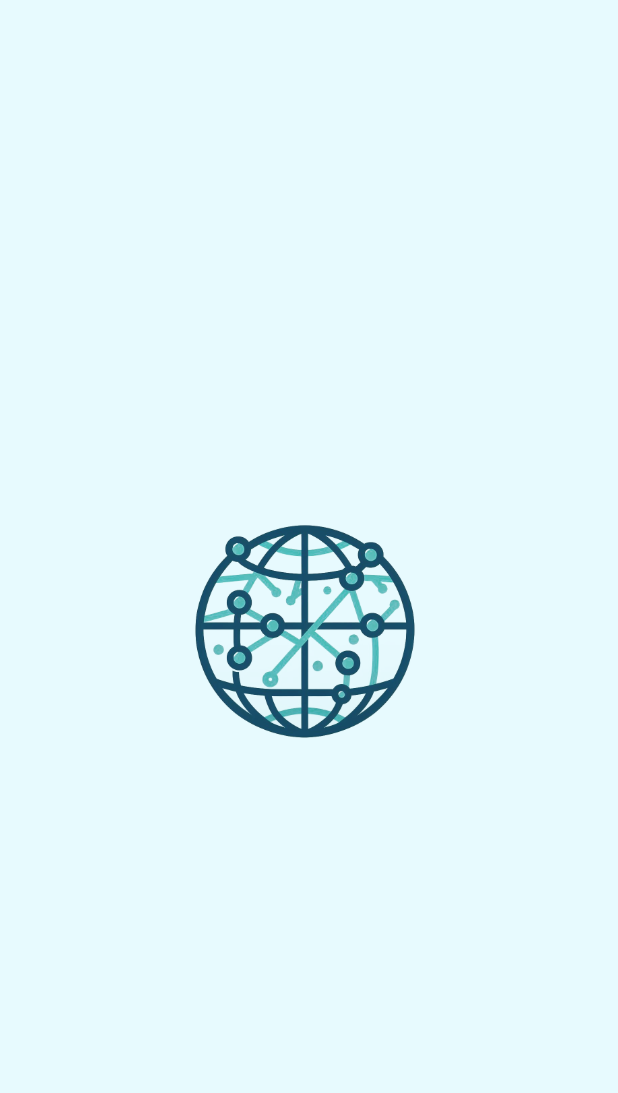
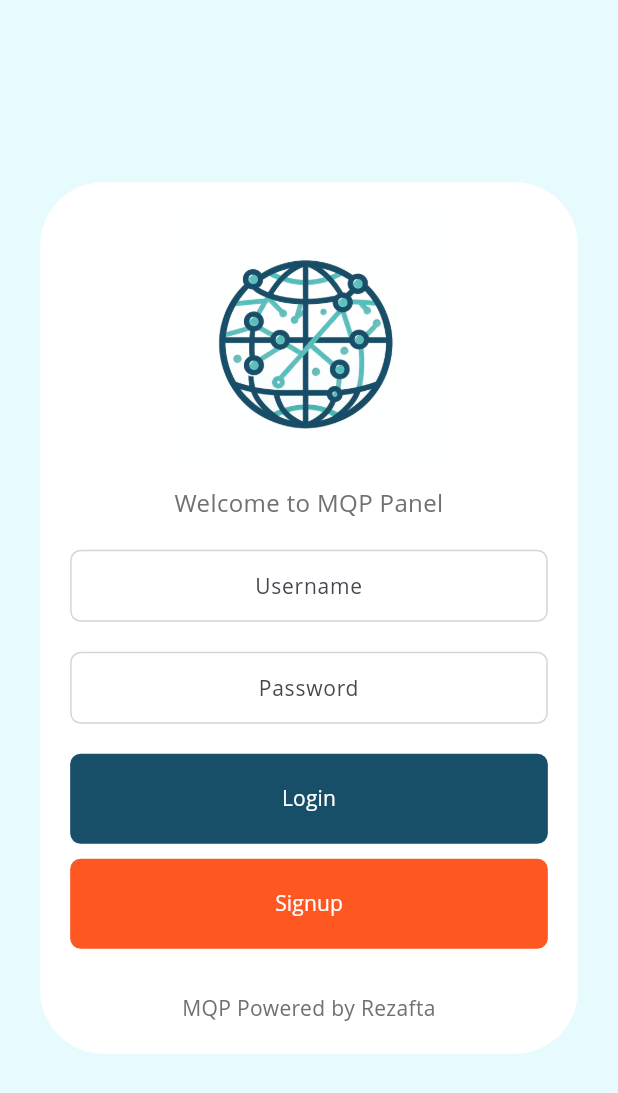
Before and after one commit to rezafarazi/MQPSampleUserPanel, a Flutter app: the screen it shows after launch, on a phone screen of 412 x 824 dp. Shown: the top 1093 px of the screen. Run offline on Flutter 3.47's test engine with Material 3 defaults, Android fonts, the light colour scheme and no system bars.

Commit message:
Design Sign and login is done

```diff
--- a/Src/FlutterCode/mqp_user/lib/Data/AppColor.dart
+++ b/Src/FlutterCode/mqp_user/lib/Data/AppColor.dart
@@ -3,6 +3,14 @@ import 'package:flutter/material.dart';
 class AppColor
 {
 
+  static var BlueColor=Color(0XFF174E68);
+  static var OrangeColor=Color(0XFFFF5722);
+
+  static var WhiteColor=Colors.white;
   static var BackgroundColor=Color(0XFFE7FAFE);
 
+  static var GrayTextColor=Color(0XFF707070);
+
+  static var BorderColor=Color(0XFFD5D5D5);
+
 }
--- /dev/null
+++ b/Src/FlutterCode/mqp_user/lib/Screens/ActivityLogin.dart
@@ -0,0 +1,161 @@
+import 'package:flutter/cupertino.dart';
+import 'package:flutter/material.dart';
+import 'package:flutter/widgets.dart';
+import 'package:mqp_user/Data/AppColor.dart';
+import 'package:mqp_user/Screens/ActivitySignup.dart';
+
+class ActivityLogin extends StatefulWidget
+{
+
+  @override
+  State<StatefulWidget> createState() => ActivityLogin_State();
+
+}
+
+class ActivityLogin_State extends State<ActivityLogin>
+{
+
+
+  //Build function start
+  @override
+  Widget build(BuildContext context)
+  {
+    return SafeArea(
+      child: Scaffold(
+        backgroundColor: AppColor.BackgroundColor,
+        body: Center(
+            child: Container(
+            width: MediaQuery.of(context).size.width * 0.87,
+            decoration: BoxDecoration(
+              color: AppColor.WhiteColor,
+              borderRadius: BorderRadius.circular(42)
+            ),
+            child: ListView(
+              shrinkWrap: true,
+              children: [
+
+                  Container(
+                    margin: EdgeInsets.all(10),
+                    child: Image.asset("assets/images/logo_bg.png",height: 182,),
+                  )
+                  ,
+                  Container(
+                    child: Text("Welcome to MQP Panel",style: TextStyle( color: AppColor.GrayTextColor,fontSize: 16 ),textAlign: TextAlign.center,),
+                  )
+                  ,
+                  Container(
+                    margin: EdgeInsets.only(top: 20,bottom: 10,left: 20,right: 20),
+                    width: MediaQuery.of(context).size.width * 0.85,
+                    child: TextField(
+                      style: TextStyle(fontSize: 14),
+                      keyboardType: TextInputType.text,
+                      textAlign: TextAlign.center,
+                      decoration: InputDecoration(
+                          focusedBorder: OutlineInputBorder(
+                            borderRadius: BorderRadius.circular(7),
+                            borderSide: BorderSide(color: AppColor.BorderColor, width: 1.0),
+                          ),
+                          enabledBorder: OutlineInputBorder(
+                            borderRadius: BorderRadius.circular(7),
+                            borderSide: BorderSide(color: AppColor.BorderColor, width: 1.0),
+                          ),
+                          hintText: "Username",
+                          hintStyle: TextStyle(fontSize: 14),
+                          labelStyle: TextStyle(fontSize: 14),
+                          contentPadding: EdgeInsets.only(top: 2,bottom: 2,left: 14,right:14),
+                          fillColor:AppColor.WhiteColor,
+                          filled: true,
+                      ),
+                    ),
+                  )
+                  ,
+                  Container(
+                    margin: EdgeInsets.only(top: 10,bottom: 10,left: 20,right: 20),
+                    width: MediaQuery.of(context).size.width * 0.85,
+                    child: TextField(
+                      style: TextStyle(fontSize: 14),
+                      keyboardType: TextInputType.visiblePassword,
+                      textAlign: TextAlign.center,
+                      decoration: InputDecoration(
+                          focusedBorder: OutlineInputBorder(
+                            borderRadius: BorderRadius.circular(7),
+                            borderSide: BorderSide(color: AppColor.BorderColor, width: 1.0),
+                          ),
+                          enabledBorder: OutlineInputBorder(
+                            borderRadius: BorderRadius.circular(7),
+                            borderSide: BorderSide(color: AppColor.BorderColor, width: 1.0),
+                          ),
+                          hintText: "Password",
+                          hintStyle: TextStyle(fontSize: 14),
+                          labelStyle: TextStyle(fontSize: 14),
+                          contentPadding: EdgeInsets.only(top: 2,bottom: 2,left: 14,right:14),
+                          fillColor:AppColor.WhiteColor,
+                          filled: true,
+                      ),
+                    ),
+                  )
+                  ,
+                  Container(
+                    margin: EdgeInsets.only(top: 10,bottom: 5,left: 20,right: 20),
+                    child: TextButton(
+                      onPressed: (){},
+                      style: ButtonStyle(
+                        backgroundColor: MaterialStateProperty.all<Color>(AppColor.BlueColor),
+                        shape: MaterialStateProperty.all<RoundedRectangleBorder>(
+                          RoundedRectangleBorder(
+                            borderRadius: BorderRadius.circular(7)
+                          )
+                        )
+                      ),
+                      child: Container(
+                        padding: EdgeInsets.all(12),
+                        child: Center(
+                          child: Text("Login",style: TextStyle( color: Colors.white ),),
+                        ),
+                      )
+                    ),
+                  )
+                  ,
+                  Container(
+                    margin: EdgeInsets.only(top: 5,bottom: 10,left: 20,right: 20),
+                    child: TextButton(
+                      onPressed: (){
+
+                        //Get open signup screen
+                        Navigator.push(context, MaterialPageRoute(builder: (context)=> ActivitySignup() ));
+
+                      },
+                      style: ButtonStyle(
+                        backgroundColor: MaterialStateProperty.all<Color>(AppColor.OrangeColor),
+                        shape: MaterialStateProperty.all<RoundedRectangleBorder>(
+                          RoundedRectangleBorder(
+                            borderRadius: BorderRadius.circular(7)
+                          )
+                        )
+                      ),
+                      child: Container(
+                        padding: EdgeInsets.all(12),
+                        child: Center(
+                          child: Text("Signup",style: TextStyle( color: Colors.white ),),
+                        ),
+                      )
+                    ),
+                  )
+                  ,
+                  Container(
+                    margin: EdgeInsets.all(20),
+                    child: Text("MQP Powered by Rezafta",textAlign: TextAlign.center,style: TextStyle( color: AppColor.GrayTextColor,fontSize: 14 ),),
+                  )
+
+              ],
+            ),
+          ),
+        ),
+      )
+    );
+  }
+  //Build function end
+
+
+
+}
--- a/Src/FlutterCode/mqp_user/lib/main.dart
+++ b/Src/FlutterCode/mqp_user/lib/main.dart
@@ -25,6 +25,7 @@ class MyApp extends StatelessWidget
       home: ActivitySplash(),
       theme: ThemeData(
         colorScheme: ColorScheme.fromSeed(seedColor: Colors.blue),
+        fontFamily: 'OpenSans',
         useMaterial3: true,
       ),
     );
```
Also changed, not shown: Src/FlutterCode/mqp_user/lib/Screens/ActivitySignup.dart (added, +212 -0 lines), Src/FlutterCode/mqp_user/lib/Screens/ActivitySplash.dart (+13 -0 lines), Src/FlutterCode/mqp_user/pubspec.yaml (+5 -4 lines), Src/FlutterCode/mqp_user/assets/fonts/OpenSans.ttf (added).
